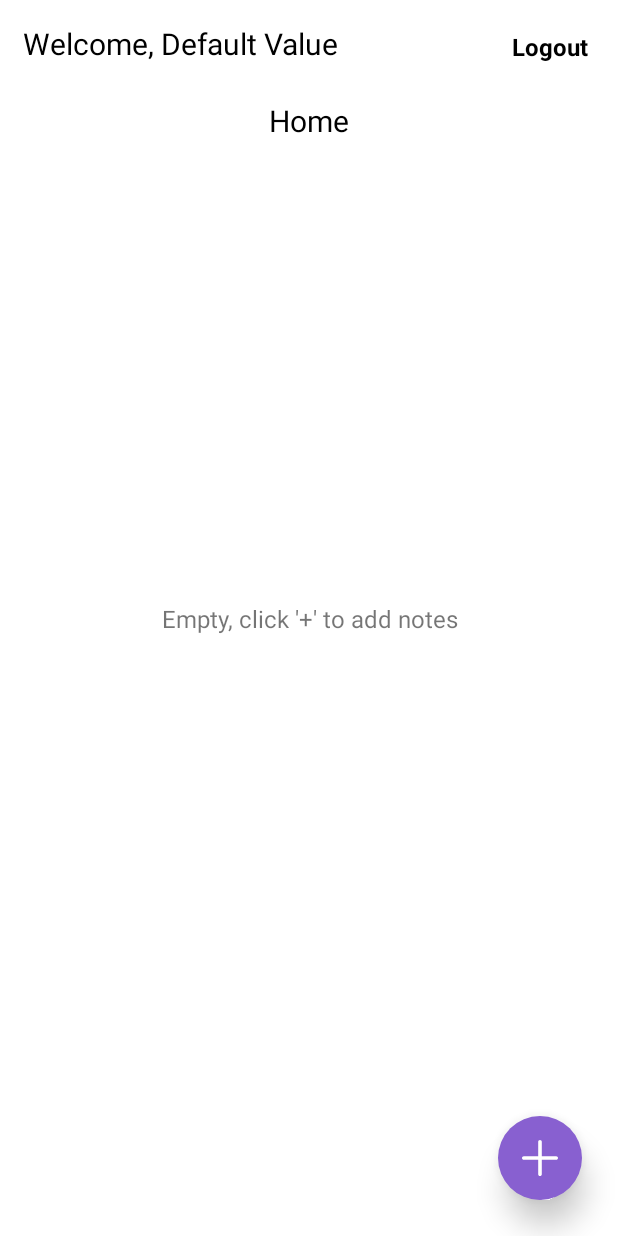
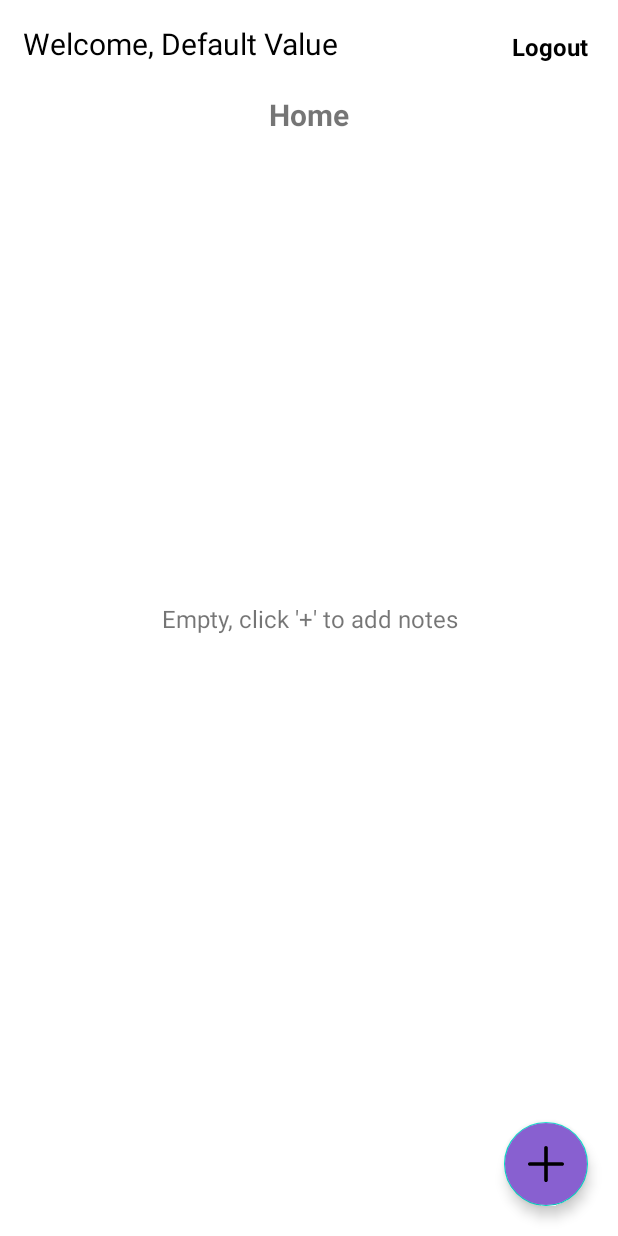
Before and after one commit to doyochi/challenge4, an Android app: the HomeFragment screen opened directly, with no data from a screen before it, on a phone screen of 412 x 824 dp. Run offline under Robolectric (Android 15) with nearby library versions, the phone set to English and light mode, and no system bars; our stand-ins replace Room's generated code.

Commit message:
minor logout

```diff
--- a/app/src/main/java/id/hikmah/binar/challenge4/fragment/HomeFragment.kt
+++ b/app/src/main/java/id/hikmah/binar/challenge4/fragment/HomeFragment.kt
@@ -64,6 +64,20 @@ class HomeFragment : Fragment() {
     private fun welcomeUsername() {
         val getUsername = sharedPref.getString("USERNAME", "Default Value")
         binding.txtWelcomeUser.text = "Welcome, $getUsername"
+    }
+
+    private fun actionLogout() {
+        binding.btnLogout.setOnClickListener {
+            val editor = sharedPref.edit()
+            editor.apply {
+                clear()
+                putBoolean("LOGIN_STATE", false)
+                apply()
+                startActivity(Intent(requireContext(), AuthActivity::class.java))
+                requireActivity().finish()
+            }
+
+        }
     }
 
     private fun initRecyclerView() {
@@ -199,20 +213,6 @@ class HomeFragment : Fragment() {
         dialog.show()
     }
 
-    private fun actionLogout() {
-        binding.btnLogout.setOnClickListener {
-            val editor = sharedPref.edit()
-            editor.apply {
-                clear()
-                putBoolean("LOGIN_STATE", false)
-                apply()
-                startActivity(Intent(requireContext(), AuthActivity::class.java))
-                requireActivity().finish()
-            }
-
-        }
-    }
-
     //recycle view action listener
     private val action = object : NoteActionListener {
         override fun onDelete(note: Note) {
--- a/app/src/main/res/layout/fragment_home.xml
+++ b/app/src/main/res/layout/fragment_home.xml
@@ -43,11 +43,11 @@
         </androidx.constraintlayout.widget.ConstraintLayout>
 
         <TextView
-            android:layout_width="wrap_content"
+            android:layout_width="match_parent"
             android:layout_height="wrap_content"
-            android:layout_marginTop="24dp"
-            android:layout_gravity="center"
-            android:textColor="@color/black"
+            android:layout_margin="20dp"
+            android:textAlignment="center"
+            android:textStyle="bold"
             android:textSize="20sp"
             android:text="Home"/>
 
@@ -55,7 +55,7 @@
             android:id="@+id/rv_data"
             android:layout_width="match_parent"
             android:layout_height="match_parent"
-            android:layout_marginTop="16dp"/>
+            android:layout_marginTop="15dp"/>
 
     </LinearLayout>
 
@@ -77,12 +77,10 @@
         android:id="@+id/fab_add"
         android:layout_width="wrap_content"
         android:layout_height="wrap_content"
-        android:layout_margin="24dp"
+        android:layout_margin="20dp"
         android:backgroundTint="@color/purple"
-        app:borderWidth="0dp"
-        app:elevation="12dp"
+        app:elevation="5dp"
         android:src="@drawable/ic_add"
-        app:tint="@color/white"
         app:layout_constraintBottom_toBottomOf="parent"
         app:layout_constraintEnd_toEndOf="parent"/>
 
```
